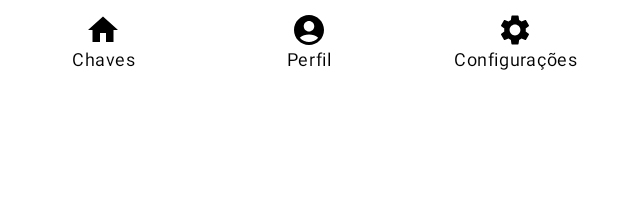
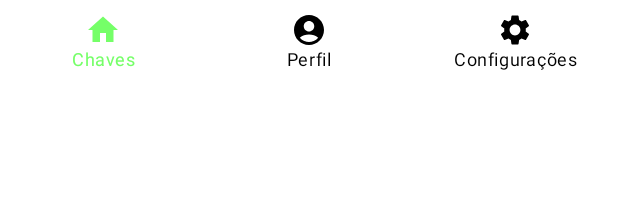
Before and after one commit to karlgama/contactless, an Android app built with Jetpack Compose: the @Preview function preview, on a phone screen of 412 x 824 dp. Shown: the top 206 px of the screen. Run offline under Robolectric (Android 15) with nearby library versions, the phone set to English and light mode, and no system bars.

Commit message:
separating bottom navigation item

```diff
--- a/app/src/main/java/impacta/contactless/ui/components/BottomNavigationBar.kt
+++ b/app/src/main/java/impacta/contactless/ui/components/BottomNavigationBar.kt
@@ -1,24 +1,20 @@
 package impacta.contactless.ui.components
 
+import androidx.compose.foundation.layout.RowScope
 import androidx.compose.foundation.layout.fillMaxWidth
-import androidx.compose.material.BottomNavigation
-import androidx.compose.material.BottomNavigationItem
-import androidx.compose.material.MaterialTheme
-import androidx.compose.material.icons.filled.Home
-import androidx.compose.runtime.Composable
-import androidx.compose.ui.Modifier
-import androidx.compose.ui.tooling.preview.Preview
 import androidx.compose.material.BottomNavigation
 import androidx.compose.material.BottomNavigationItem
 import androidx.compose.material.Icon
 import androidx.compose.material.Text
 import androidx.compose.material.icons.Icons
-import androidx.compose.material.icons.filled.AccountBox
 import androidx.compose.material.icons.filled.AccountCircle
-import androidx.compose.material.icons.filled.Favorite
-import androidx.compose.material.icons.filled.Search
+import androidx.compose.material.icons.filled.Home
 import androidx.compose.material.icons.filled.Settings
+import androidx.compose.runtime.Composable
+import androidx.compose.ui.Modifier
 import androidx.compose.ui.graphics.Color
+import androidx.compose.ui.graphics.vector.ImageVector
+import androidx.compose.ui.tooling.preview.Preview
 import impacta.contactless.ui.theme.LightGreen
 
 @Composable
@@ -27,27 +23,23 @@ fun BottomNavigationBar() {
         backgroundColor = Color.White,
         modifier = Modifier.fillMaxWidth()
     ) {
-        BottomNavigationItem(
-            icon = { Icon(Icons.Default.Home,"") },
-            label = { Text("Chaves") },
-            selected = true,
-            onClick ={}
-        )
-        BottomNavigationItem(
-            icon = { Icon(Icons.Default.AccountCircle,"") },
-            label = { Text("Perfil") },
-            selected = true,
-            onClick = {}
-        )
-        BottomNavigationItem(
-            icon = { Icon(Icons.Default.Settings,"") },
-            label = { Text("Configurações") },
-            selected = true,
-            onClick = {}
-        )
+        navigationItem("Chaves", Icons.Default.Home,true)
+        navigationItem("Perfil", Icons.Default.AccountCircle)
+        navigationItem("Configurações", Icons.Default.Settings)
     }
 }
 
+@Composable
+private fun RowScope.navigationItem(text: String, icon: ImageVector, selected: Boolean = false) {
+    BottomNavigationItem(
+        icon = { Icon(icon, "") },
+        label = { Text(text) },
+        selected = selected,
+        selectedContentColor = LightGreen,
+        unselectedContentColor = Color.Black,
+        onClick = {}
+    )
+}
 
 @Preview
 @Composable
```
